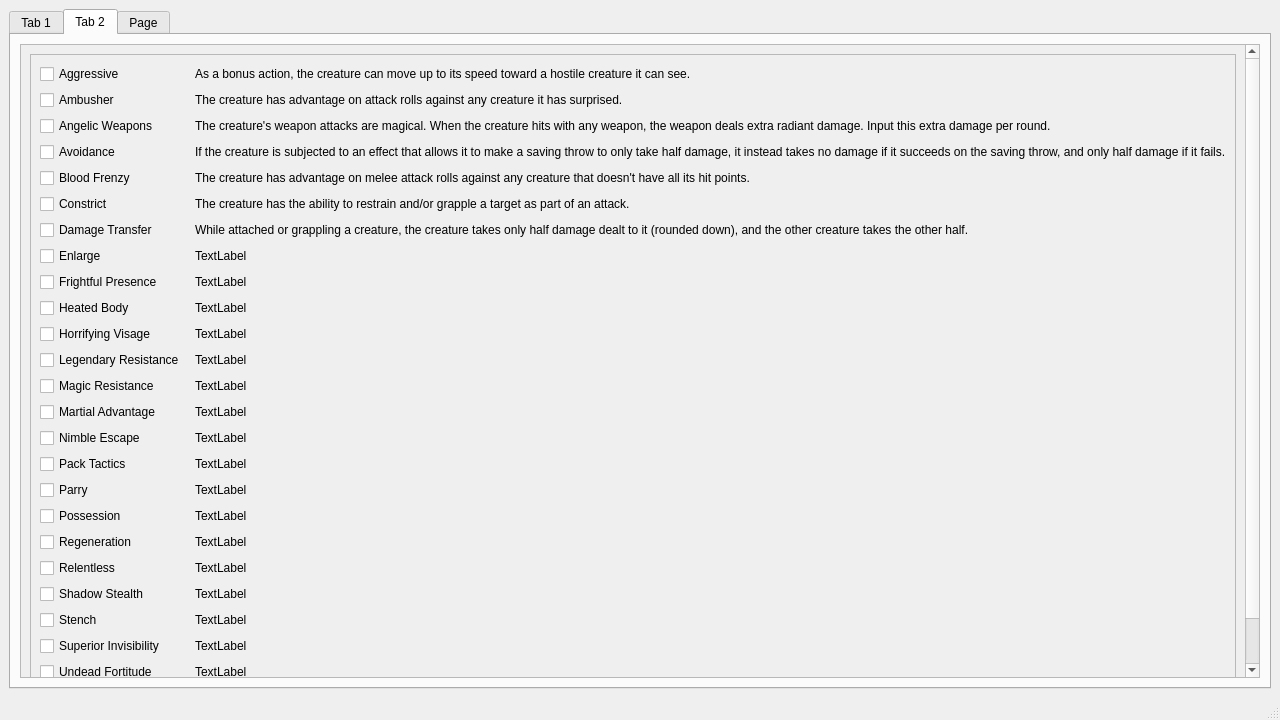
The window that UI/mainScreen.ui (TheNephalian/Senior-Project) describes before a commit, drawn with Qt 5.
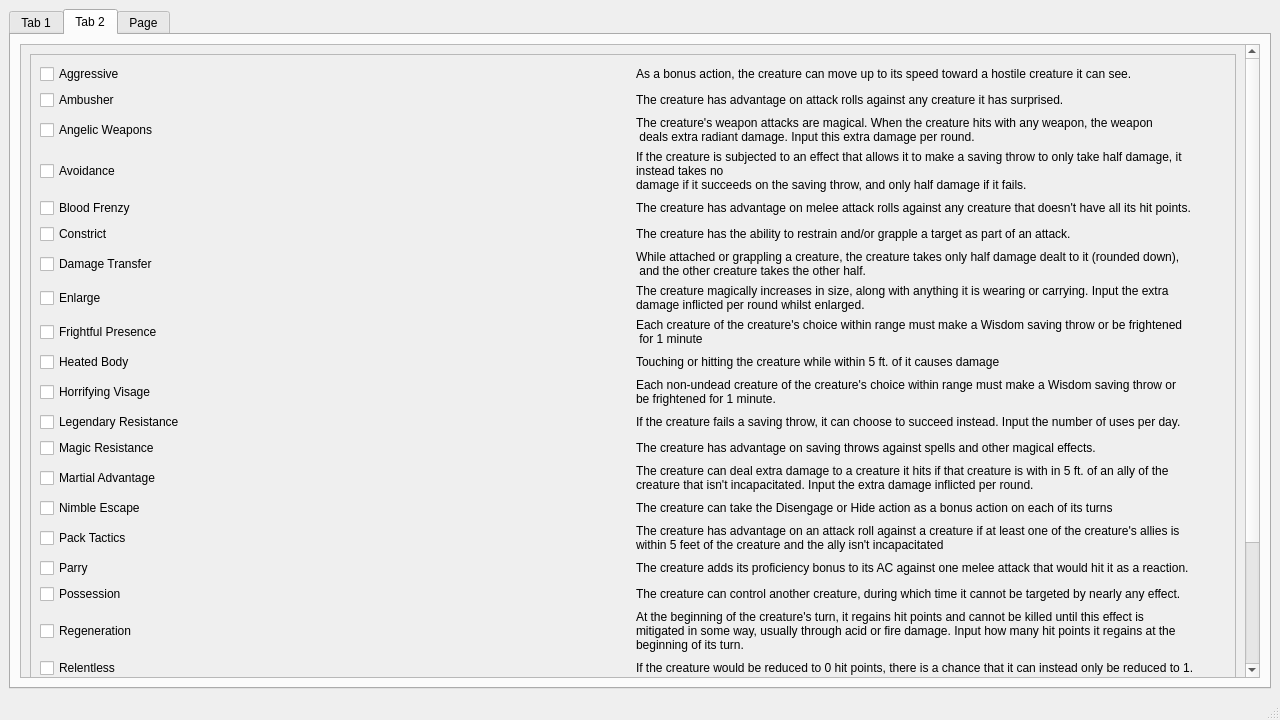
The same window after the commit.

Diff of the .ui file:
```diff
--- a/UI/mainScreen.ui
+++ b/UI/mainScreen.ui
@@ -2892,7 +2892,7 @@
              <x>0</x>
              <y>0</y>
              <width>1219</width>
-             <height>682</height>
+             <height>834</height>
             </rect>
            </property>
            <layout class="QVBoxLayout" name="verticalLayout_5">
@@ -2908,7 +2908,7 @@
                <item row="22" column="1">
                 <widget class="QLabel" name="label_40">
                  <property name="text">
-                  <string>TextLabel</string>
+                  <string>The creature can turn invisible as an action or bonus action</string>
                  </property>
                 </widget>
                </item>
@@ -2929,14 +2929,15 @@
                <item row="16" column="1">
                 <widget class="QLabel" name="label_48">
                  <property name="text">
-                  <string>TextLabel</string>
+                  <string>The creature adds its proficiency bonus to its AC against one melee attack that would hit it as a reaction.</string>
                  </property>
                 </widget>
                </item>
                <item row="13" column="1">
                 <widget class="QLabel" name="label_51">
                  <property name="text">
-                  <string>TextLabel</string>
+                  <string>The creature can deal extra damage to a creature it hits if that creature is with in 5 ft. of an ally of the 
+creature that isn't incapacitated. Input the extra damage inflicted per round.</string>
                  </property>
                 </widget>
                </item>
@@ -2957,7 +2958,8 @@
                <item row="6" column="1">
                 <widget class="QLabel" name="label_58">
                  <property name="text">
-                  <string>While attached or grappling a creature, the creature takes only half damage dealt to it (rounded down), and the other creature takes the other half.</string>
+                  <string>While attached or grappling a creature, the creature takes only half damage dealt to it (rounded down),
+ and the other creature takes the other half.</string>
                  </property>
                 </widget>
                </item>
@@ -2978,7 +2980,8 @@
                <item row="23" column="1">
                 <widget class="QLabel" name="label_45">
                  <property name="text">
-                  <string>TextLabel</string>
+                  <string>If the creature would be reduced to 0 hit points, there is a chance that it can instead only be reduced to 1. 
+This feature is negated if the damage is from radiant nature.</string>
                  </property>
                 </widget>
                </item>
@@ -2999,21 +3002,26 @@
                <item row="18" column="1">
                 <widget class="QLabel" name="label_44">
                  <property name="text">
-                  <string>TextLabel</string>
+                  <string>At the beginning of the creature's turn, it regains hit points and cannot be killed until this effect is
+mitigated in some way, usually through acid or fire damage. Input how many hit points it regains at the 
+beginning of its turn.</string>
                  </property>
                 </widget>
                </item>
                <item row="15" column="1">
                 <widget class="QLabel" name="label_49">
                  <property name="text">
-                  <string>TextLabel</string>
+                  <string>The creature has advantage on an attack roll against a creature if at least one of the creature's allies is 
+within 5 feet of the creature and the ally isn't incapacitated</string>
                  </property>
                 </widget>
                </item>
                <item row="3" column="1">
                 <widget class="QLabel" name="label_61">
                  <property name="text">
-                  <string>If the creature is subjected to an effect that allows it to make a saving throw to only take half damage, it instead takes no damage if it succeeds on the saving throw, and only half damage if it fails.</string>
+                  <string>If the creature is subjected to an effect that allows it to make a saving throw to only take half damage, it 
+instead takes no 
+damage if it succeeds on the saving throw, and only half damage if it fails.</string>
                  </property>
                 </widget>
                </item>
@@ -3027,14 +3035,16 @@
                <item row="7" column="1">
                 <widget class="QLabel" name="label_57">
                  <property name="text">
-                  <string>TextLabel</string>
+                  <string>The creature magically increases in size, along with anything it is wearing or carrying. Input the extra 
+damage inflicted per round whilst enlarged.</string>
                  </property>
                 </widget>
                </item>
                <item row="2" column="1">
                 <widget class="QLabel" name="label_62">
                  <property name="text">
-                  <string>The creature's weapon attacks are magical. When the creature hits with any weapon, the weapon deals extra radiant damage. Input this extra damage per round.</string>
+                  <string>The creature's weapon attacks are magical. When the creature hits with any weapon, the weapon
+ deals extra radiant damage. Input this extra damage per round.</string>
                  </property>
                 </widget>
                </item>
@@ -3048,14 +3058,15 @@
                <item row="10" column="1">
                 <widget class="QLabel" name="label_54">
                  <property name="text">
-                  <string>TextLabel</string>
+                  <string>Each non-undead creature of the creature's choice within range must make a Wisdom saving throw or 
+be frightened for 1 minute.</string>
                  </property>
                 </widget>
                </item>
                <item row="17" column="1">
                 <widget class="QLabel" name="label_47">
                  <property name="text">
-                  <string>TextLabel</string>
+                  <string>The creature can control another creature, during which time it cannot be targeted by nearly any effect.</string>
                  </property>
                 </widget>
                </item>
@@ -3069,7 +3080,7 @@
                <item row="20" column="1">
                 <widget class="QLabel" name="label_42">
                  <property name="text">
-                  <string>TextLabel</string>
+                  <string>While in dim light or darkness, the creature can take the Hide action as a bonus action.</string>
                  </property>
                 </widget>
                </item>
@@ -3097,14 +3108,14 @@
                <item row="12" column="1">
                 <widget class="QLabel" name="label_52">
                  <property name="text">
-                  <string>TextLabel</string>
+                  <string>The creature has advantage on saving throws against spells and other magical effects.</string>
                  </property>
                 </widget>
                </item>
                <item row="9" column="1">
                 <widget class="QLabel" name="label_55">
                  <property name="text">
-                  <string>TextLabel</string>
+                  <string>Touching or hitting the creature while within 5 ft. of it causes damage</string>
                  </property>
                 </widget>
                </item>
@@ -3125,14 +3136,14 @@
                <item row="21" column="1">
                 <widget class="QLabel" name="label_41">
                  <property name="text">
-                  <string>TextLabel</string>
+                  <string>Any creature other than the monster within 5 feet of it must make a saving throw or be poisoned.</string>
                  </property>
                 </widget>
                </item>
                <item row="19" column="1">
                 <widget class="QLabel" name="label_43">
                  <property name="text">
-                  <string>TextLabel</string>
+                  <string>If the creature would be reduced to 0 hit points, there is a chance that it can instead only be reduced to 1.</string>
                  </property>
                 </widget>
                </item>
@@ -3153,7 +3164,7 @@
                <item row="14" column="1">
                 <widget class="QLabel" name="label_50">
                  <property name="text">
-                  <string>TextLabel</string>
+                  <string>The creature can take the Disengage or Hide action as a bonus action on each of its turns</string>
                  </property>
                 </widget>
                </item>
@@ -3181,7 +3192,7 @@
                <item row="11" column="1">
                 <widget class="QLabel" name="label_53">
                  <property name="text">
-                  <string>TextLabel</string>
+                  <string>If the creature fails a saving throw, it can choose to succeed instead. Input the number of uses per day.</string>
                  </property>
                 </widget>
                </item>
@@ -3230,7 +3241,8 @@
                <item row="8" column="1">
                 <widget class="QLabel" name="label_56">
                  <property name="text">
-                  <string>TextLabel</string>
+                  <string>Each creature of the creature's choice within range must make a Wisdom saving throw or be frightened
+ for 1 minute</string>
                  </property>
                 </widget>
                </item>
```
Left out of the diff: 4 changed lines with no effect on the pictures.
